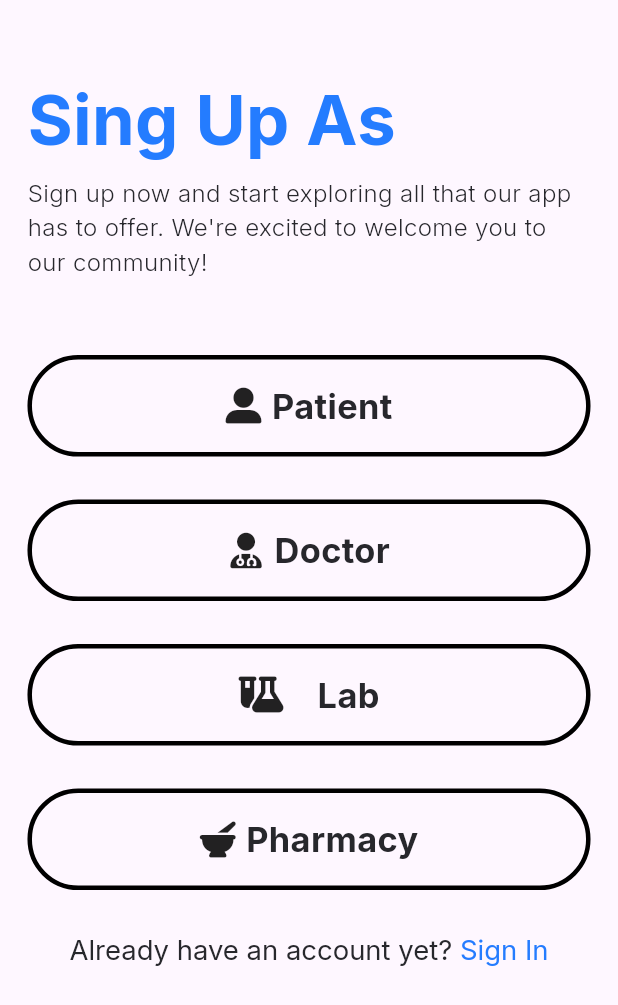
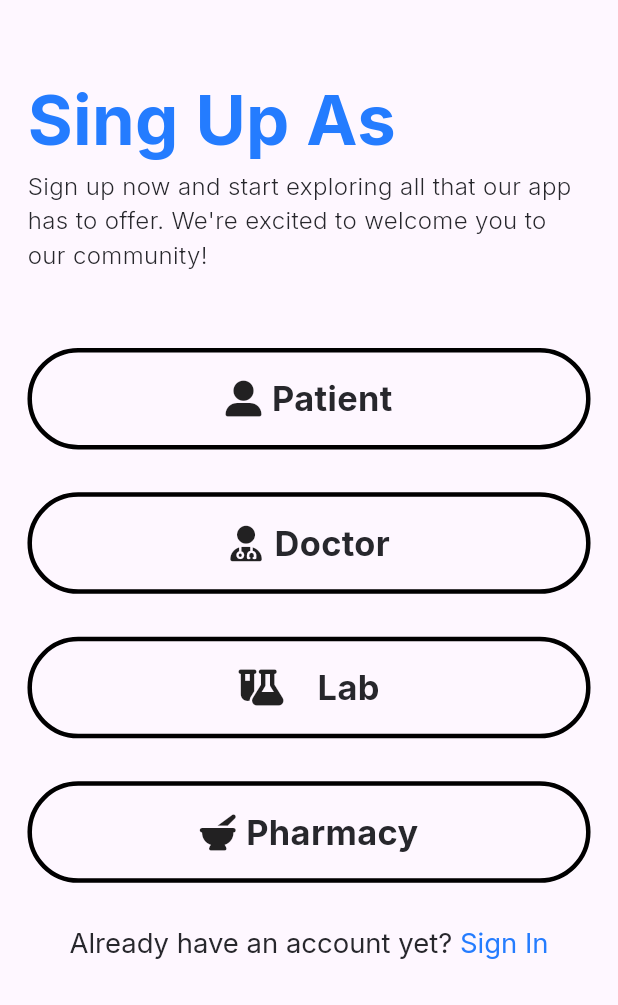
Before and after one commit to seiftarek10/clinic_square, a Flutter app: the SignUpAs screen opened by its route, on a phone screen of 412 x 824 dp. Shown: the top 1005 px of the screen. Run offline on Flutter 3.47's test engine with Material 3 defaults, Android fonts, the light colour scheme and no system bars; our stand-ins replace flutter_screenutil, font_awesome_flutter, go_router, google_fonts.

Commit message:
refactor by add header text widget and use it in all screens

```diff
--- a/lib/Core/Routes/app_routes.dart
+++ b/lib/Core/Routes/app_routes.dart
@@ -6,6 +6,7 @@ import 'package:clinic_square/Features/Authentication/Prsenetaion/View/Sign%20up
 import 'package:clinic_square/Features/Authentication/Prsenetaion/View/Sign%20up/sign_up_lab.dart';
 import 'package:clinic_square/Features/Authentication/Prsenetaion/View/Sign%20up/sign_up_pharmacy.dart';
 import 'package:clinic_square/Features/Authentication/Prsenetaion/View/Sign%20up/sign_up_as.dart';
+import 'package:clinic_square/Features/Doctor%20Consultation/Presentaion/View/doctors_consultation.dart';
 import 'package:clinic_square/Features/Home/Presentaion/View/home.dart';
 import 'package:go_router/go_router.dart';
 
@@ -27,6 +28,7 @@ final appRouter = GoRouter(
         builder: (context, state) => const SignUpPharmacy()),
     GoRoute(path: Routes.signin, builder: (context, state) => const SignIn()),
     GoRoute(path: Routes.home, builder: (context, state) => const HomePage()),
-    GoRoute(path: Routes.bottomBar,builder: (context, state) => const AppBottomBar(),)
+    GoRoute(path: Routes.bottomBar,builder: (context, state) => const AppBottomBar()),
+    GoRoute(path: Routes.doctorConsultation,builder: (context, state) => const DoctorsConsultaion()),
   ],
 );
--- a/lib/Core/Routes/routes_path_key.dart
+++ b/lib/Core/Routes/routes_path_key.dart
@@ -7,4 +7,5 @@ abstract class Routes {
   static const String signin = '/signin';
   static const String bottomBar = '/bottomBar';
   static const String home = '/home';
+  static const String doctorConsultation = '/doctorconsultation';
 }
--- a/lib/Features/Authentication/Prsenetaion/View/Sign up/Widgets/sign_up_header_text.dart
+++ b/lib/Core/Widgets/header_text.dart
@@ -1,22 +1,20 @@
 import 'package:clinic_square/Core/Themes/colors.dart';
 import 'package:clinic_square/Core/Themes/fonts.dart';
 import 'package:flutter/material.dart';
-import 'package:flutter_screenutil/flutter_screenutil.dart';
 
-class SignUpHeaderText extends StatelessWidget {
-  const SignUpHeaderText({super.key, required this.header});
-  final String header;
+class HeaderText extends StatelessWidget {
+  const HeaderText({super.key, required this.title, required this.subTitle});
+  final String title, subTitle;
   @override
   Widget build(BuildContext context) {
     return Column(
       crossAxisAlignment: CrossAxisAlignment.start,
       children: [
-        Text(header,
+        Text(title,
             style:
                 Fonts.font40_700mainBlue.copyWith(color: AppColors.mainBlue)),
-        SizedBox(height: 4.h),
         Text(
-          'Sign up now and start exploring all that our app has to offer. We\'re excited to welcome you to our community!',
+          subTitle,
           style: Fonts.font14_300DarkBlue,
         ),
       ],
--- a/lib/Features/Authentication/Prsenetaion/View/Sign In/sign_in.dart
+++ b/lib/Features/Authentication/Prsenetaion/View/Sign In/sign_in.dart
@@ -1,11 +1,11 @@
 import 'package:clinic_square/Core/Helpers/space.dart';
 import 'package:clinic_square/Core/Widgets/app_main_button.dart';
 import 'package:clinic_square/Core/Widgets/app_padding.dart';
+import 'package:clinic_square/Core/Widgets/header_text.dart';
 import 'package:clinic_square/Core/Widgets/scrollable_widget.dart';
 import 'package:clinic_square/Features/Authentication/Prsenetaion/View/Sign%20In/Widgets/forget_passwrod_text.dart';
 import 'package:clinic_square/Features/Authentication/Prsenetaion/View/Sign%20In/Widgets/no_account_text.dart';
 import 'package:clinic_square/Features/Authentication/Prsenetaion/View/Sign%20In/Widgets/sign_in_form.dart';
-import 'package:clinic_square/Features/Authentication/Prsenetaion/View/Sign%20In/Widgets/sign_in_header_text.dart';
 import 'package:clinic_square/Features/Authentication/Prsenetaion/View/Sign%20up/Widgets/polices_conditions_text.dart';
 import 'package:clinic_square/Core/Widgets/divider.dart';
 import 'package:flutter/material.dart';
@@ -23,7 +23,9 @@ class SignIn extends StatelessWidget {
                 child: Column(
           children: [
             Space.topSpace,
-            const SignInHeaderText(),
+            const HeaderText(
+              title: 'Welcome Back',
+              subTitle:"We're excited to have you back, can't wait to see what you've been up to since you last logged in." ),
             Space.verticalSpace24,
             const SignInForm(),
             const ForgetPassworText(),
--- a/lib/Features/Authentication/Prsenetaion/View/Sign up/sign_up_as.dart
+++ b/lib/Features/Authentication/Prsenetaion/View/Sign up/sign_up_as.dart
@@ -1,7 +1,7 @@
 import 'package:clinic_square/Core/Helpers/space.dart';
 import 'package:clinic_square/Core/Widgets/app_padding.dart';
+import 'package:clinic_square/Core/Widgets/header_text.dart';
 import 'package:clinic_square/Features/Authentication/Prsenetaion/View/Sign%20up/Widgets/all_roles._list.dart';
-import 'package:clinic_square/Features/Authentication/Prsenetaion/View/Sign%20up/Widgets/sign_up_header_text.dart';
 import 'package:clinic_square/Features/Authentication/Prsenetaion/View/Sign%20up/Widgets/already_have_account.dart';
 import 'package:flutter/material.dart';
 import 'package:flutter_screenutil/flutter_screenutil.dart';
@@ -18,8 +18,9 @@ class SignUpAs extends StatelessWidget {
             child: Column(
               children: [
                 Space.topSpace,
-                const SignUpHeaderText(
-                  header: 'Sing Up As',
+                const HeaderText(
+                  title: 'Sing Up As',
+                  subTitle:  'Sign up now and start exploring all that our app has to offer. We\'re excited to welcome you to our community!',
                 ),
                 SizedBox(
                   height: 30.h,
--- a/lib/Features/Authentication/Prsenetaion/View/Sign up/sign_up_lab.dart
+++ b/lib/Features/Authentication/Prsenetaion/View/Sign up/sign_up_lab.dart
@@ -2,10 +2,10 @@ import 'package:clinic_square/Core/Helpers/space.dart';
 import 'package:clinic_square/Core/Widgets/app_main_button.dart';
 import 'package:clinic_square/Core/Widgets/app_padding.dart';
 import 'package:clinic_square/Core/Widgets/attach_filed.dart';
+import 'package:clinic_square/Core/Widgets/header_text.dart';
 import 'package:clinic_square/Core/Widgets/scrollable_widget.dart';
 import 'package:clinic_square/Features/Authentication/Prsenetaion/View/Sign%20up/Widgets/already_have_account.dart';
 import 'package:clinic_square/Features/Authentication/Prsenetaion/View/Sign%20up/Widgets/polices_conditions_text.dart';
-import 'package:clinic_square/Features/Authentication/Prsenetaion/View/Sign%20up/Widgets/sign_up_header_text.dart';
 import 'package:clinic_square/Features/Authentication/Prsenetaion/View/Sign%20up/Widgets/signup_form.dart';
 import 'package:clinic_square/Core/Widgets/divider.dart';
 import 'package:flutter/material.dart';
@@ -22,7 +22,7 @@ class SignupLab extends StatelessWidget {
               child: Column(
             children: [
               Space.topSpace,
-              const SignUpHeaderText(header: 'As Laboratory'),
+              const HeaderText(title: 'As Laboratory', subTitle: "Sign up now and start exploring all that our app has to offer. We\'re excited to welcome you to our community!"),
               Space.verticalSpace12,
               const SignupForm(
                 showAgeField: false,
```
Also changed, not shown: lib/Features/Authentication/Prsenetaion/View/Sign In/Widgets/sign_in_header_text.dart (deleted, +0 -26 lines), lib/Features/Authentication/Prsenetaion/View/Sign up/sign_up_doctor.dart (+5 -2 lines), lib/Features/Authentication/Prsenetaion/View/Sign up/sign_up_patinet.dart (+5 -2 lines), lib/Features/Authentication/Prsenetaion/View/Sign up/sign_up_pharmacy.dart (+5 -2 lines), lib/Features/Doctor Consultation/Presentaion/View/doctors_consultation.dart (added, +27 -0 lines), lib/Features/Home/Presentaion/View/Widgets/all_home_categories.dart (+15 -1 lines), lib/Features/Home/Presentaion/View/Widgets/home_category.dart (+3 -4 lines).
